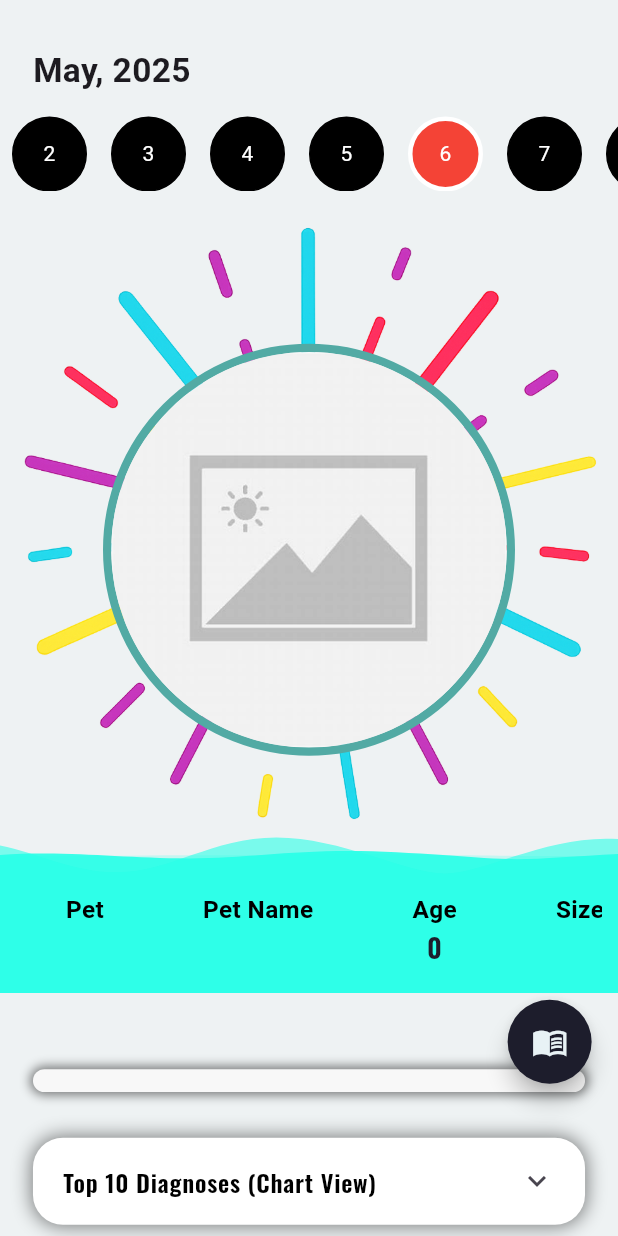
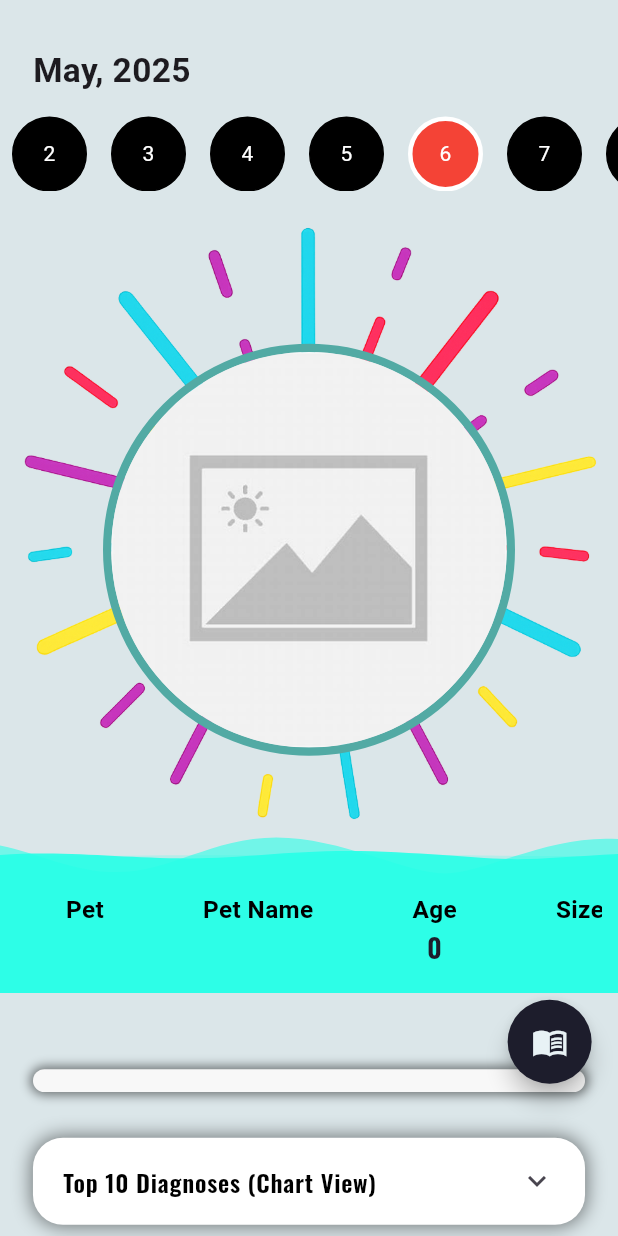
Before and after one commit to javahuhu/PetSymp, a Flutter app: the NewSummaryScreen screen opened directly, on a phone screen of 412 x 824 dp. Run offline on Flutter 3.47's test engine with Material 3 defaults, Android fonts, the phone set to English and light mode, and no system bars; our stand-ins replace animate_do, animated_text_kit, auto_size_text, card_swiper, carousel_slider, cloud_firestore and 12 more; missing offline and left inert: iconify_flutter; accounts and stored records are empty; network calls fail.

Commit message:
new bg color

```diff
--- a/petsymp/lib/Assesment/newsummary.dart
+++ b/petsymp/lib/Assesment/newsummary.dart
@@ -538,7 +538,7 @@ class NewSummaryScreenState extends State<NewSummaryScreen>
     return PopScope(
       canPop: false,
       child: Scaffold(
-        backgroundColor: const Color.fromARGB(255, 238, 242, 243),
+        backgroundColor: const Color.fromARGB(255, 219, 230, 233),
         body: Stack(
           children: [
             SingleChildScrollView(
```
